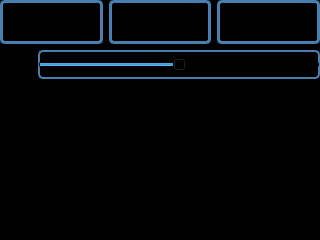
Qt form RadioGui.ui (jpfeiffer/radio-ui) before a commit.
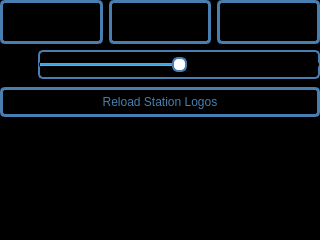
The same form after that commit. Icons and pictures are not drawn.

Commit message: Add command line options, implement logo reloading, stylesheet updates

```diff
--- a/RadioGui.ui
+++ b/RadioGui.ui
@@ -781,7 +781,12 @@
 	padding: 5px 5px 5px 5px;
 	outline: none;
 }
-</string>
+
+QSlider:handle:horizontal {
+	border-radius: 6px;
+	border: 2px solid rgb(72, 126, 176);
+	background-color: rgb(255, 255, 255);
+}</string>
             </property>
             <property name="maximum">
              <number>100</number>
@@ -799,6 +804,32 @@
           </item>
          </layout>
         </item>
+        <item>
+         <widget class="QPushButton" name="btnLoadLogos">
+          <property name="styleSheet">
+           <string notr="true">QPushButton {
+	border-radius: 5px;
+	border: 3px solid rgb(72, 126, 176);
+	color: rgb(72, 126, 176);
+	background-color: rgb(0, 0, 0);
+	padding: 5px 5px 5px 5px;
+	outline: none;
+}
+
+QPushButton:pressed {
+	border-radius: 5px;
+	border: 3px solid rgb(255,255,255);
+	color: rgb(255,255,255);
+	background-color: rgb(72, 126, 176);
+	padding: 5px 5px 5px 5px;
+	outline: none;
+}</string>
+          </property>
+          <property name="text">
+           <string>Reload Station Logos</string>
+          </property>
+         </widget>
+        </item>
         <item>
          <spacer name="verticalSpacerSettings">
           <property name="orientation">
```
The commit also changes 4 other files.
